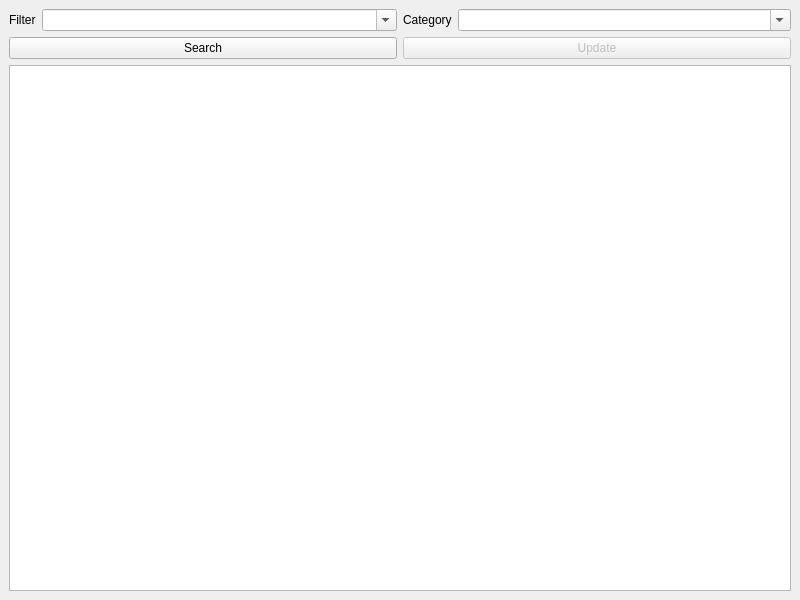
Before: the Qt Designer form views/CategorizeView.ui in xcarol/wmm-qt, drawn with Qt 5.
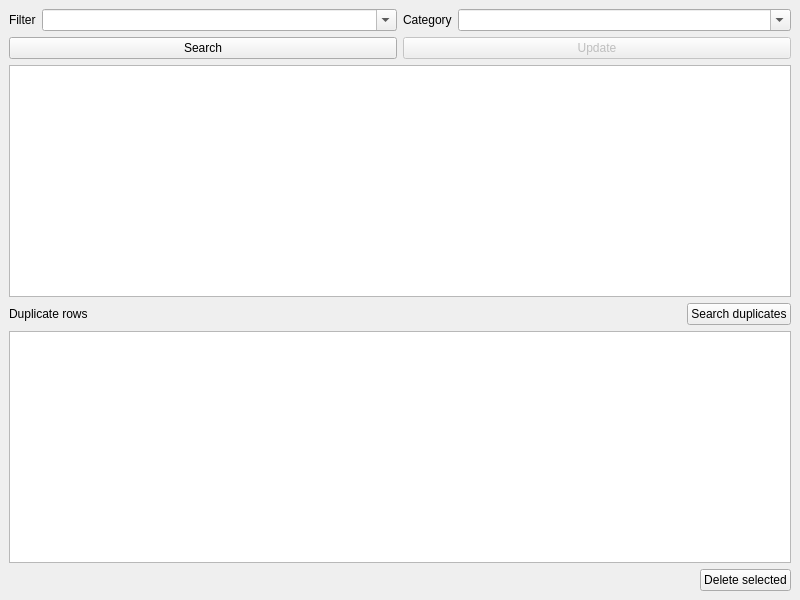
After: the same form once the commit is applied.

Commit message: add duplicate rows search feature

Patch:
```diff
--- a/views/CategorizeView.ui
+++ b/views/CategorizeView.ui
@@ -111,6 +111,64 @@
       <item>
        <widget class="QTableWidget" name="searchResultsTable"/>
       </item>
+      <item>
+       <layout class="QHBoxLayout" name="horizontalLayout_6">
+        <item>
+         <widget class="QLabel" name="duplicateRowsLabel">
+          <property name="text">
+           <string>Duplicate rows</string>
+          </property>
+         </widget>
+        </item>
+        <item>
+         <spacer name="horizontalSpacer">
+          <property name="orientation">
+           <enum>Qt::Horizontal</enum>
+          </property>
+          <property name="sizeHint" stdset="0">
+           <size>
+            <width>40</width>
+            <height>20</height>
+           </size>
+          </property>
+         </spacer>
+        </item>
+        <item>
+         <widget class="QPushButton" name="searchDuplicateButton">
+          <property name="text">
+           <string>Search duplicates</string>
+          </property>
+         </widget>
+        </item>
+       </layout>
+      </item>
+      <item>
+       <widget class="QTableWidget" name="duplicateRowsTable"/>
+      </item>
+      <item>
+       <layout class="QHBoxLayout" name="horizontalLayout_7">
+        <item>
+         <spacer name="horizontalSpacer_2">
+          <property name="orientation">
+           <enum>Qt::Horizontal</enum>
+          </property>
+          <property name="sizeHint" stdset="0">
+           <size>
+            <width>40</width>
+            <height>20</height>
+           </size>
+          </property>
+         </spacer>
+        </item>
+        <item>
+         <widget class="QPushButton" name="deleteDuplicatesButton">
+          <property name="text">
+           <string>Delete selected</string>
+          </property>
+         </widget>
+        </item>
+       </layout>
+      </item>
      </layout>
     </item>
    </layout>
```
The commit also changes 8 other files.
